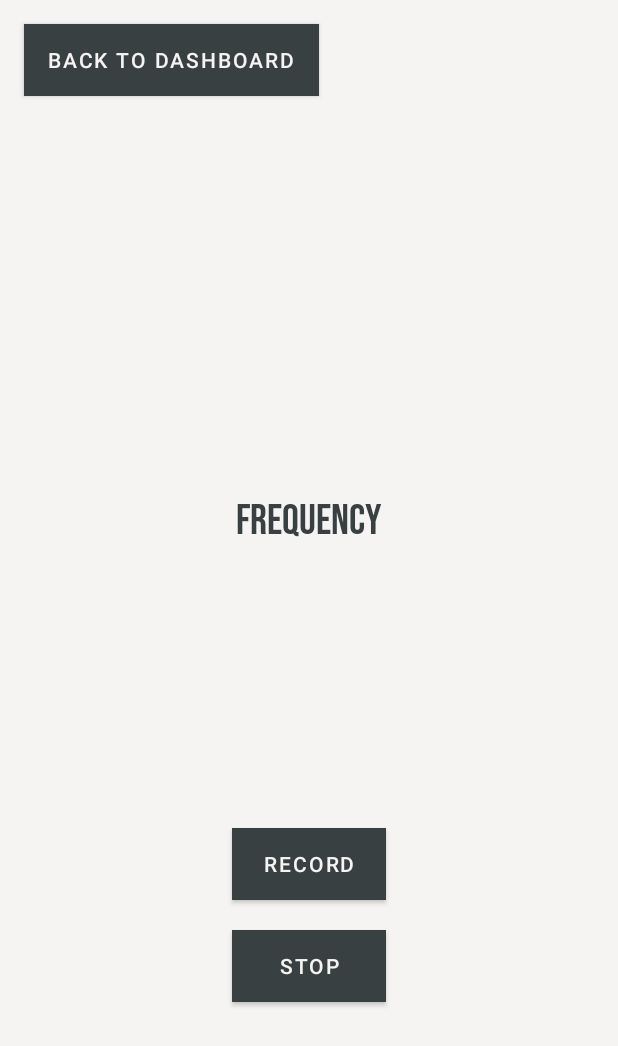
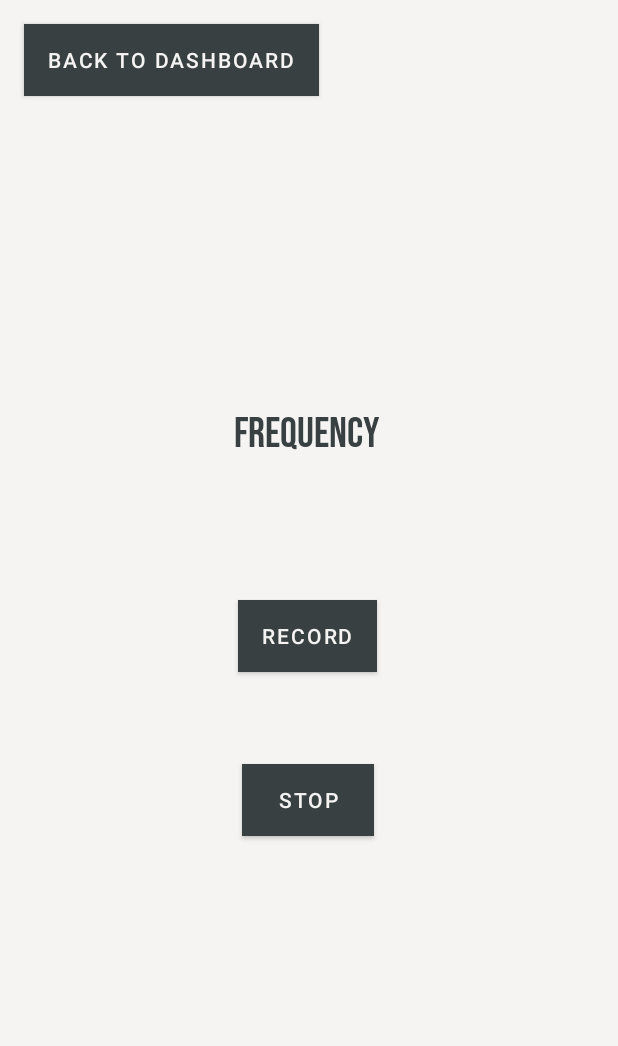
Before and after one commit to CecilioN7/Motif, an Android app: the TunerActivity screen opened directly, with no data from a screen before it, on a phone screen of 412 x 824 dp. Shown: the top 1046 px of the screen. Run offline under Robolectric (Android 15) with nearby library versions, the phone set to English and light mode, and no system bars; Roboto replaces fonts that are not available here.

```diff
--- a/app/src/main/res/layout/activity_login.xml
+++ b/app/src/main/res/layout/activity_login.xml
@@ -51,6 +51,8 @@
             <com.google.android.material.textfield.TextInputEditText
                 android:id="@+id/usernameInput"
                 android:contentDescription="@string/input_username"
+                android:singleLine="true"
+                android:imeOptions="actionNext"
                 android:layout_width="match_parent"
                 android:layout_height="wrap_content" />
 
@@ -67,8 +69,8 @@
             <com.google.android.material.textfield.TextInputEditText
                 android:id="@+id/passwordInput"
                 android:layout_width="match_parent"
+                android:layout_height="wrap_content"
                 android:contentDescription="@string/input_password"
-                android:layout_height="wrap_content"
                 android:inputType="textPassword" />
 
         </com.google.android.material.textfield.TextInputLayout>
--- a/app/src/main/res/layout/activity_tuner.xml
+++ b/app/src/main/res/layout/activity_tuner.xml
@@ -24,34 +24,39 @@
         tools:ignore="MissingConstraints" />
 
     <Button
+        android:id="@+id/RecordButton"
         style="@style/BUTTON"
-        android:id="@+id/RecordButton"
-        android:contentDescription="@string/record_audio"
-        android:layout_width="0dp"
+        android:layout_width="wrap_content"
         android:layout_height="wrap_content"
         android:layout_marginStart="16dp"
-        android:layout_marginTop="536dp"
+        android:layout_marginTop="384dp"
         android:layout_marginEnd="16dp"
+        android:contentDescription="@string/record_audio"
         android:text="@string/record"
         app:layout_constraintEnd_toEndOf="parent"
+        app:layout_constraintHorizontal_bias="0.496"
         app:layout_constraintStart_toStartOf="parent"
         app:layout_constraintTop_toBottomOf="@+id/imageView"
         app:layout_constraintWidth_percent="0.25"
         tools:ignore="VisualLintButtonSize" />
 
     <Button
+        android:id="@+id/StopButton"
         style="@style/BUTTON"
-        android:id="@+id/StopButton"
-        android:layout_width="0dp"
-        android:contentDescription="@string/stop_recording"
+        android:layout_width="wrap_content"
         android:layout_height="wrap_content"
         android:layout_marginTop="20dp"
+        android:contentDescription="@string/stop_recording"
         android:text="@string/stop"
+        app:layout_constraintBottom_toBottomOf="parent"
         app:layout_constraintEnd_toEndOf="parent"
+        app:layout_constraintHorizontal_bias="0.498"
         app:layout_constraintStart_toStartOf="parent"
         app:layout_constraintTop_toBottomOf="@+id/RecordButton"
+        app:layout_constraintVertical_bias="0.134"
         app:layout_constraintWidth_percent="0.25"
         tools:ignore="VisualLintButtonSize" />
+
     <Button
         style="@style/BUTTON"
         android:id="@+id/backButton"
@@ -78,16 +83,18 @@
         android:layout_marginTop="-182dp"/>
 
     <TextView
+        android:id="@+id/rateTextView"
         style="@style/TEXT_MAIN"
-        android:id="@+id/rateTextView"
         android:layout_width="wrap_content"
         android:layout_height="wrap_content"
+        android:layout_marginTop="208dp"
         android:text="Frequency"
         android:textSize="28sp"
         app:layout_constraintEnd_toEndOf="@id/RecordButton"
+        app:layout_constraintHorizontal_bias="0.6"
         app:layout_constraintStart_toStartOf="@id/RecordButton"
-        app:layout_constraintTop_toTopOf="@id/RecordButton"
-        android:layout_marginTop="-222dp"/>
+        app:layout_constraintTop_toBottomOf="@+id/backButton" />
+
     <TextView
         style="@style/TEXT"
         android:id="@+id/StatusTextView"
--- a/app/src/main/res/menu/header_menu.xml
+++ b/app/src/main/res/menu/header_menu.xml
@@ -25,14 +25,14 @@
             android:icon="@drawable/baseline_audiotrack_24"
             />
         <item
+            android:id="@+id/chord"
+            android:title="Chords"
+            android:icon="@drawable/baseline_audiotrack_24"
+            />
+        <item
             android:id="@+id/notepad"
             android:title="@string/notepad"
             android:icon="@drawable/baseline_edit_note_24"
-            />
-        <item
-            android:id="@+id/chord"
-            android:title="Chords"
-            android:icon="@drawable/baseline_app_settings_alt_24"
             />
         <item
             android:id="@+id/settings"
```
